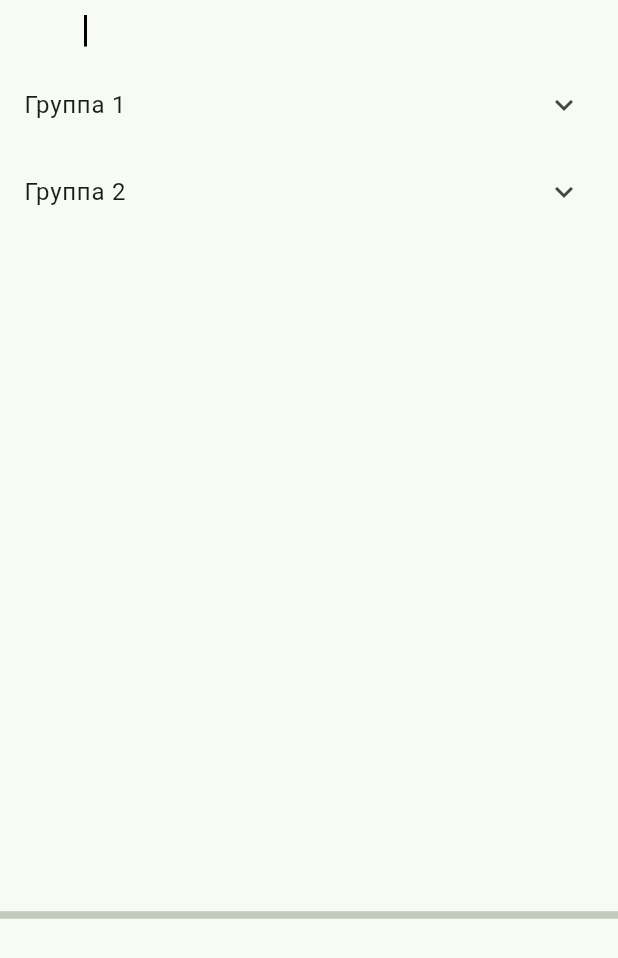
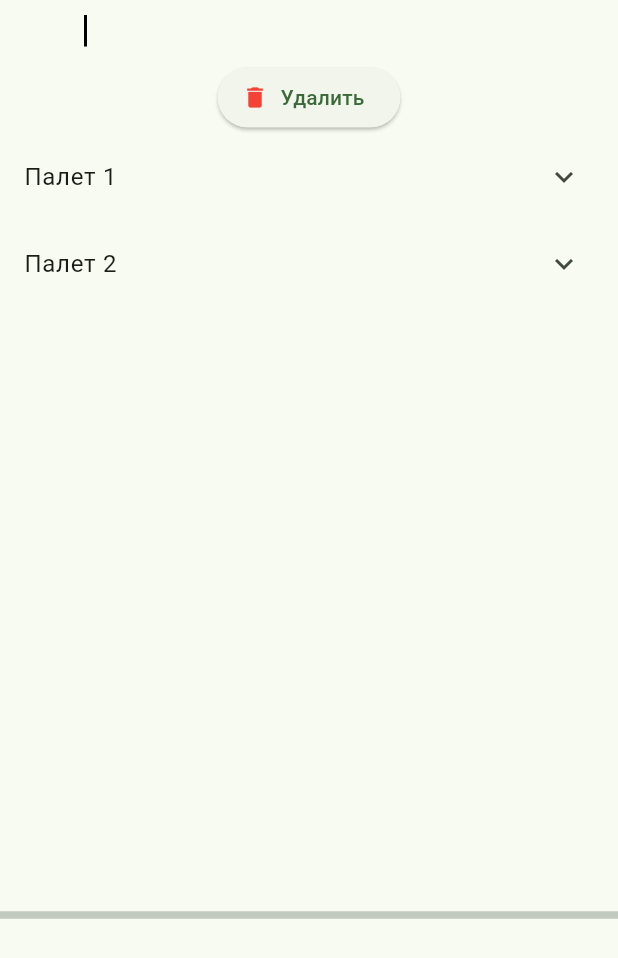
Before and after one commit to GachiB0y/honest_sign_flutter_app, a Flutter app: the screen it shows after launch, on a phone screen of 412 x 824 dp. Shown: the top 958 px of the screen. Run offline on Flutter 3.47's test engine with Material 2 defaults, Android fonts, the phone set to English and light mode, and no system bars.

Commit message:
refactror code, add Screen Delete Barcode

```diff
--- a/lib/constants.dart
+++ b/lib/constants.dart
@@ -1 +1,2 @@
-const countUnitsPerBox = 6;
+const int countUnitsPerBox = 6;
+const String keyFututrePallet = 'Будущий палет';
--- a/lib/main.dart
+++ b/lib/main.dart
@@ -1,6 +1,7 @@
 import 'package:flutter/material.dart';
 import 'package:flutter/services.dart';
 import 'package:honest_sign_flutter_app/constants.dart';
+import 'package:honest_sign_flutter_app/screens/delete_barcode_sreen.dart';
 
 void main() {
   runApp(const MyApp());
@@ -17,7 +18,7 @@ class MyApp extends StatelessWidget {
         colorScheme: ColorScheme.fromSeed(seedColor: Colors.green),
         useMaterial3: true,
       ),
-      home: Scaffold(
+      home: const Scaffold(
           resizeToAvoidBottomInset: false,
           body: SafeArea(child: InputWidget())),
     );
@@ -25,18 +26,34 @@ class MyApp extends StatelessWidget {
 }
 
 class InputWidget extends StatefulWidget {
+  const InputWidget({super.key});
+
   @override
   _InputWidgetState createState() => _InputWidgetState();
 }
 
 class _InputWidgetState extends State<InputWidget> {
   late TextEditingController _textEditingController;
-  List<String> allBarcodeHistory = [];
+  final TextEditingController _textEditingControllerDeleteDialog =
+      TextEditingController();
+  final List<String> allBarcodeHistory = [];
 
-  List<String> unit = [];
-  Map<String, List<String>> box = {
+  final List<String> unit = [];
+  final Map<String, List<String>> box = {
     'Группа 1': [' 1', '2', '3', '4', '5', '6'],
     'Группа 2': [' 1', '2', '3', '4', '5', '6'],
+  };
+  final Map<String, dynamic> pallets = {
+    'Палет 1': {
+      'Коробка 1': [' 1', '2', '3', '4', '5', '6'],
+      'Коробка 2': [' 1', '2', '3', '4', '5', '6'],
+      'Коробка 3': [' 1', '2', '3', '4', '5', '6']
+    },
+    'Палет 2': {
+      'Коробка 1': [' 1', '2', '3', '4', '5', '6'],
+      'Коробка 2': [' 1', '2', '3', '4', '5', '6'],
+      'Коробка 3': [' 1', '2', '3', '4', '5', '6']
+    },
   };
 
   late InputWithKeyboardControlFocusNode myFocusNode;
@@ -63,28 +80,80 @@ class _InputWidgetState extends State<InputWidget> {
       for (int i = 0; i < unit.length; i++) {
         String item = unit[i];
         if (i != 0 && i % countUnitsPerBox == 0) {
+          // проверка на коробку
+
           box['$item'] = unit.sublist(0, unit.length - 1);
+          pallets[keyFututrePallet] = Map<String, dynamic>.from(box);
 
           unit.clear();
+        } else if (item == '4630097264533') {
+          unit.clear();
+          // заглушка на проверку ппалета
+          pallets[item] = Map<String, dynamic>.from(pallets[keyFututrePallet]);
+          pallets.remove(keyFututrePallet);
+          box.clear();
         }
       }
     });
-
+    // myFocusNode.requestFocus();расскоментировать для обычного TExtFormField
     _textEditingController.clear();
   }
+
+  // Future<void> _showDeleteDialog(BuildContext context) async {
+  //   await showDialog(
+  //     context: context,
+  //     builder: (BuildContext context) {
+  //       return AlertDialog(
+  //         title: const Text('Всплывающий диалог'),
+  //         content: TextField(
+  //           controller:
+  //               _textEditingControllerDeleteDialog, // Подключите контроллер TextField
+  //           decoration:
+  //               const InputDecoration(hintText: 'Отсканируйте штрихкод'),
+  //         ),
+  //         actions: [
+  //           ElevatedButton(
+  //             onPressed: () {
+  //               // Обработка нажатия кнопки "Сохранить"
+  //               print(_textEditingControllerDeleteDialog.text);
+  //               myFocusNode.requestFocus();
+  //               Navigator.pop(context);
+  //             },
+  //             child: const Text('Сохранить'),
+  //           ),
+  //           ElevatedButton(
+  //             onPressed: () {
+  //               // Обработка нажатия кнопки "Отмена"
+  //               Navigator.pop(context);
+  //             },
+  //             child: const Text('Отмена'),
+  //           ),
+  //         ],
+  //       );
+  //     },
+  //   );
+  // }
 
   @override
   Widget build(BuildContext context) {
     return Column(
       mainAxisAlignment: MainAxisAlignment.end,
       children: [
-        Opacity(
-          opacity: 1.0,
-          child: Align(
+        Align(
           alignment: Alignment.topCenter,
           child: Padding(
             padding: const EdgeInsets.all(10),
-              child: InputWithKeyboardControl(
+            child:
+                // TextFormField(
+                //   focusNode: myFocusNode,
+                //   autofocus: true,
+                //   controller: _textEditingController,
+                //   onFieldSubmitted: (value) {
+                //     _sendText(value);
+                //   },
+
+                // )
+                InputWithKeyboardControl(
               focusNode: myFocusNode,
               onSubmitted: (value) {
                 _sendText(value);
@@ -98,10 +167,35 @@ class _InputWidgetState extends State<InputWidget> {
             ),
           ),
         ),
+        Center(
+          child: ElevatedButton.icon(
+              onPressed: () async {
+                myFocusNode.nextFocus();
+
+                myFocusNode.hasFocus;
+                final result = await Navigator.push(
+                  context,
+                  MaterialPageRoute(
+                    builder: (context) => DeleteScreen(
+                      pallets: pallets,
+                    ),
+                  ),
+                );
+
+                // Обработка результата с нового экрана
+                if (result != null) {
+                  print(result.toString());
+                }
+                myFocusNode.requestFocus();
+              },
+              icon: const Icon(Icons.delete, color: Colors.red),
+              label: const Text('Удалить')),
         ),
         Expanded(
-          child: MapListWidget(
-            data: box,
+          child: SingleChildScrollView(
+            child: DataWidget(
+              data: pallets,
+            ),
           ),
         ),
         const Divider(
@@ -141,6 +235,7 @@ class InputWithKeyboardControl extends EditableText {
   final Color buttonColorDisabled;
 
   InputWithKeyboardControl({
+    super.key,
     required TextEditingController controller,
     TextStyle style = const TextStyle(color: Colors.black, fontSize: 18),
     Color cursorColor = Colors.black,
@@ -218,19 +313,19 @@ class InputWithKeyboardControlState extends EditableTextState {
     this.buttonColorDisabled,
   );
 
-  toggleShowKeyboard(bool value) {
-    setState(() {
-      showKeyboard = !value;
-    });
+  // toggleShowKeyboard(bool value) {
+  //   setState(() {
+  //     showKeyboard = !value;
+  //   });
 
-    if (!showKeyboard) {
-      SystemChannels.textInput.invokeMethod('TextInput.hide');
-      focusNode.requestFocus();
-    } else {
-      SystemChannels.textInput.invokeMethod('TextInput.show');
-      focusNode.requestFocus();
-    }
-  }
+  //   if (!showKeyboard) {
+  //     SystemChannels.textInput.invokeMethod('TextInput.hide');
+  //     focusNode.requestFocus();
+  //   } else {
+  //     SystemChannels.textInput.invokeMethod('TextInput.show');
+  //     focusNode.requestFocus();
+  //   }
+  // }
 
   @override
   Widget build(BuildContext context) {
@@ -268,7 +363,7 @@ class InputWithKeyboardControlFocusNode extends FocusNode {
 class MapListWidget extends StatelessWidget {
   final Map<String, List<String>> data;
 
-  MapListWidget({required this.data});
+  const MapListWidget({super.key, required this.data});
 
   @override
   Widget build(BuildContext context) {
@@ -283,7 +378,7 @@ class MapListWidget extends StatelessWidget {
           children: [
             ListView.builder(
               shrinkWrap: true,
-              physics: ClampingScrollPhysics(),
+              physics: const ClampingScrollPhysics(),
               itemCount: values.length,
               itemBuilder: (context, index) {
                 return ListTile(
@@ -297,3 +392,53 @@ class MapListWidget extends StatelessWidget {
     );
   }
 }
+
+class DataWidget extends StatelessWidget {
+  final Map<String, dynamic> data;
+
+  const DataWidget({super.key, required this.data});
+
+  Widget _buildList(dynamic item) {
+    if (item is Map<String, dynamic>) {
+      return ListView.builder(
+        shrinkWrap: true,
+        physics: const NeverScrollableScrollPhysics(),
+        itemCount: item.keys.length,
+        itemBuilder: (context, index) {
+          String key = item.keys.elementAt(index);
+          dynamic value = item[key];
+          return ExpansionTile(
+            title: Text(key),
+            children: [
+              Padding(
+                padding: const EdgeInsets.only(left: 16.0),
+                child: _buildList(value),
+              ),
+            ],
+          );
+        },
+      );
+    } else if (item is List<String>) {
+      return ListView.builder(
+        shrinkWrap: true,
+        physics: const NeverScrollableScrollPhysics(),
+        itemCount: item.length,
+        itemBuilder: (context, index) {
+          String value = item[index];
+          return ListTile(
+            title: Text(value),
+          );
+        },
+      );
+    } else {
+      return ListTile(
+        title: Text(item),
+      );
+    }
+  }
+
+  @override
+  Widget build(BuildContext context) {
+    return _buildList(data);
+  }
+}
```
Also changed, not shown: lib/screens/delete_barcode_sreen.dart (added, +92 -0 lines). Lines whose indentation alone changed are shown as unchanged.
